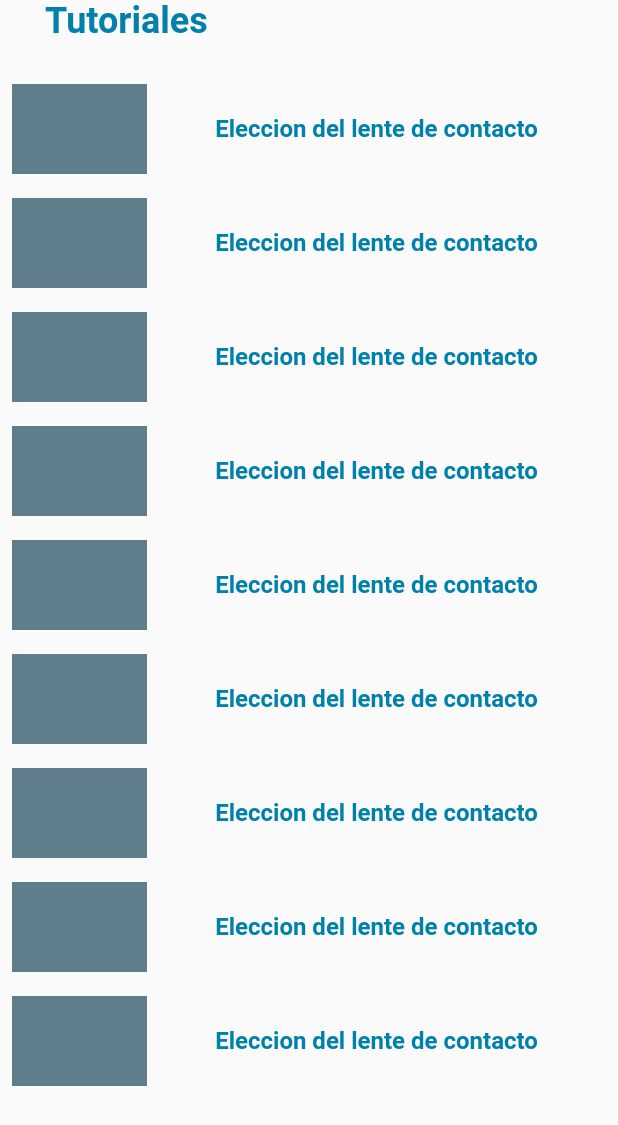
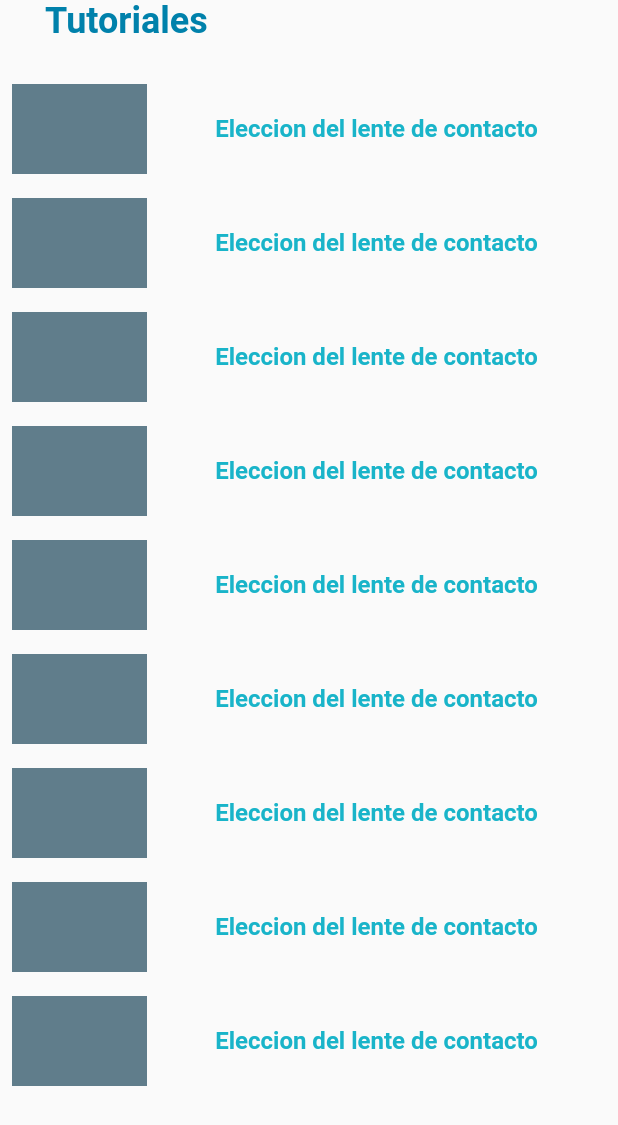
Before and after one commit to gibranvs/EasyAdaptFlutter, a Flutter app: the TutorialesPage widget shown alone on an empty page, opened directly, on a phone screen of 412 x 824 dp. Shown: the top 1125 px of the screen. Run offline on Flutter 3.47's test engine with Material 2 defaults, Android fonts, the phone set to English and light mode, and no system bars.

```diff
--- a/lib/ui/pages/tutoriales.dart
+++ b/lib/ui/pages/tutoriales.dart
@@ -62,7 +62,7 @@ class _TutorialesPageState extends State<TutorialesPage> {
             style: TextStyle(
                 fontSize: 16,
                 fontWeight: FontWeight.bold,
-                color: Color.fromRGBO(0, 129, 171, 1.0)),
+                color: Color.fromRGBO(25, 180, 201, 1.0)),
           )))
         ],
       ),
```
